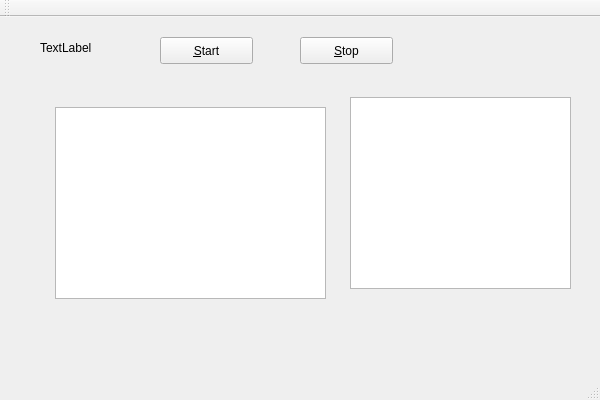
Above: mainwindow.ui from CaoPeng/sniffer_QT before the change. Below: the same form after it.
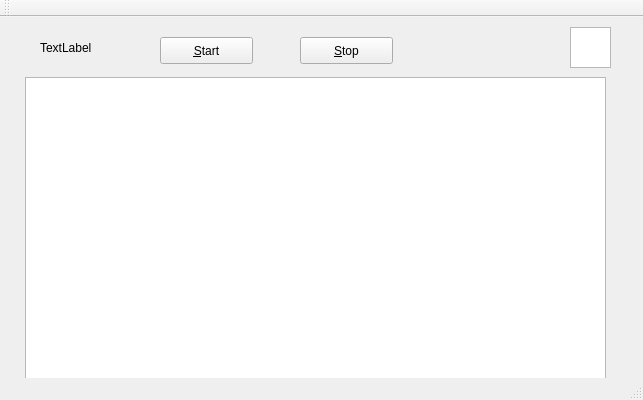
That is the form after the change.

The edit to the form file:
```diff
--- a/mainwindow.ui
+++ b/mainwindow.ui
@@ -6,7 +6,7 @@
    <rect>
     <x>0</x>
     <y>0</y>
-    <width>600</width>
+    <width>643</width>
     <height>400</height>
    </rect>
   </property>
@@ -56,20 +56,20 @@
    <widget class="QTextBrowser" name="textBrowser">
     <property name="geometry">
      <rect>
-      <x>350</x>
-      <y>80</y>
-      <width>221</width>
-      <height>192</height>
+      <x>570</x>
+      <y>10</y>
+      <width>41</width>
+      <height>41</height>
      </rect>
     </property>
    </widget>
    <widget class="QTreeView" name="treeView">
     <property name="geometry">
      <rect>
-      <x>55</x>
-      <y>90</y>
-      <width>271</width>
-      <height>192</height>
+      <x>25</x>
+      <y>60</y>
+      <width>581</width>
+      <height>311</height>
      </rect>
     </property>
    </widget>
```
Left out of the diff: 2 changed lines with no effect on the pictures.
